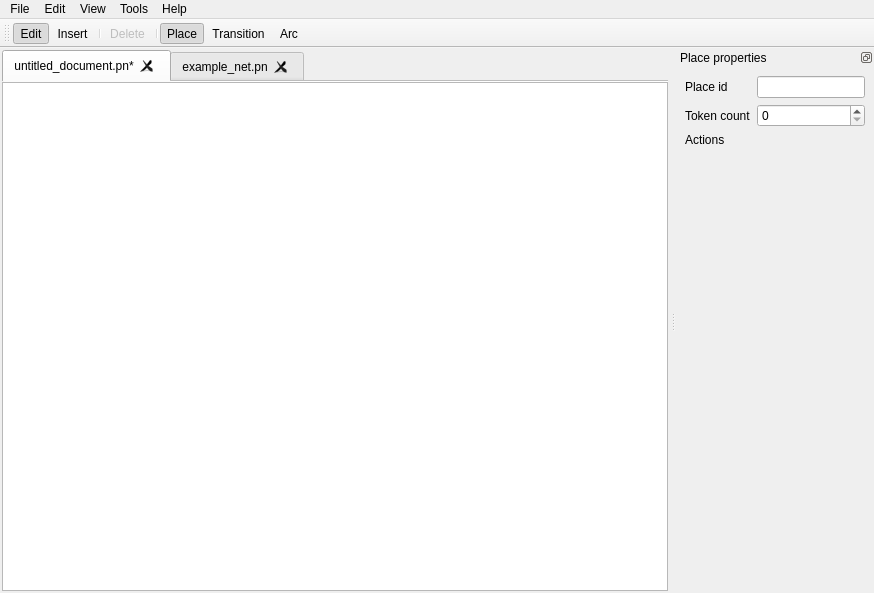
Qt form src/ui/main_window.ui (KrivanTomas/icp2026-petri-net) before a commit.
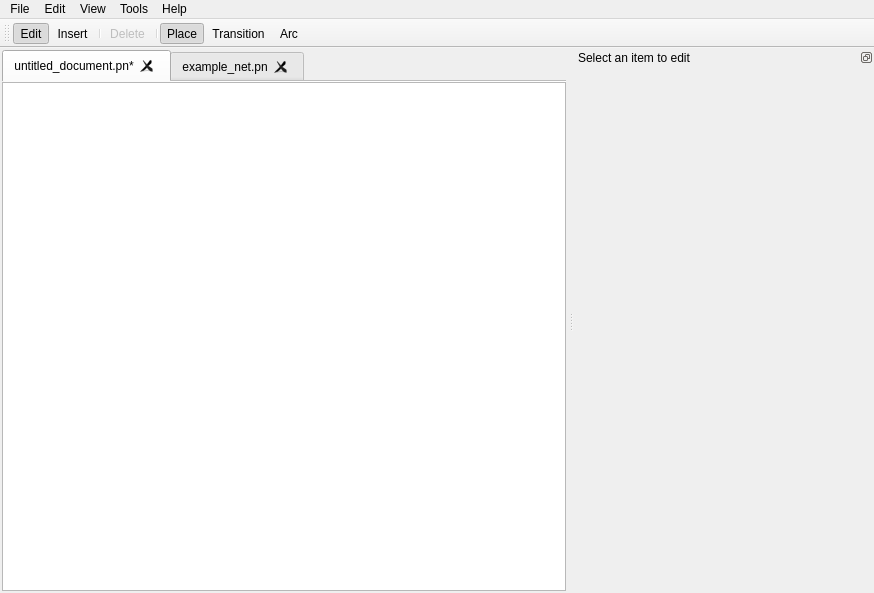
The same form after that commit. Icons and pictures are not drawn.

```diff
--- a/src/ui/main_window.ui
+++ b/src/ui/main_window.ui
@@ -151,6 +151,24 @@
    <addaction name="menuHelp"/>
   </widget>
   <widget class="QDockWidget" name="propertiesDock">
+   <property name="sizePolicy">
+    <sizepolicy hsizetype="MinimumExpanding" vsizetype="Preferred">
+     <horstretch>0</horstretch>
+     <verstretch>0</verstretch>
+    </sizepolicy>
+   </property>
+   <property name="minimumSize">
+    <size>
+     <width>300</width>
+     <height>70</height>
+    </size>
+   </property>
+   <property name="baseSize">
+    <size>
+     <width>300</width>
+     <height>0</height>
+    </size>
+   </property>
    <property name="floating">
     <bool>false</bool>
    </property>
@@ -161,56 +179,22 @@
     <set>Qt::DockWidgetArea::LeftDockWidgetArea|Qt::DockWidgetArea::RightDockWidgetArea</set>
    </property>
    <property name="windowTitle">
-    <string>Place properties</string>
+    <string>Select an item to edit</string>
    </property>
    <attribute name="dockWidgetArea">
     <number>2</number>
    </attribute>
    <widget class="QWidget" name="propertiesDockContents">
-    <layout class="QFormLayout" name="formLayout">
-     <item row="0" column="0">
-      <widget class="QLabel" name="labelPlaceId">
-       <property name="text">
-        <string>Place id</string>
-       </property>
-       <property name="buddy">
-        <cstring>placeIdLineEdit</cstring>
-       </property>
-      </widget>
-     </item>
-     <item row="0" column="1">
-      <widget class="QLineEdit" name="placeIdLineEdit"/>
-     </item>
-     <item row="1" column="0">
-      <widget class="QLabel" name="labelTokenCount">
-       <property name="text">
-        <string>Token count</string>
-       </property>
-       <property name="buddy">
-        <cstring>tokenCountSpinBox</cstring>
-       </property>
-      </widget>
-     </item>
-     <item row="1" column="1">
-      <widget class="QSpinBox" name="tokenCountSpinBox">
-       <property name="toolTip">
-        <string>Set token count</string>
-       </property>
-       <property name="minimum">
-        <number>0</number>
-       </property>
-       <property name="maximum">
-        <number>9999</number>
-       </property>
-      </widget>
-     </item>
-     <item row="2" column="0">
-      <widget class="QLabel" name="labelActions">
-       <property name="text">
-        <string>Actions</string>
-       </property>
-      </widget>
-     </item>
+    <layout class="QGridLayout" name="gridLayout_3">
+     <property name="leftMargin">
+      <number>4</number>
+     </property>
+     <property name="rightMargin">
+      <number>4</number>
+     </property>
+     <property name="bottomMargin">
+      <number>4</number>
+     </property>
     </layout>
    </widget>
   </widget>
```
